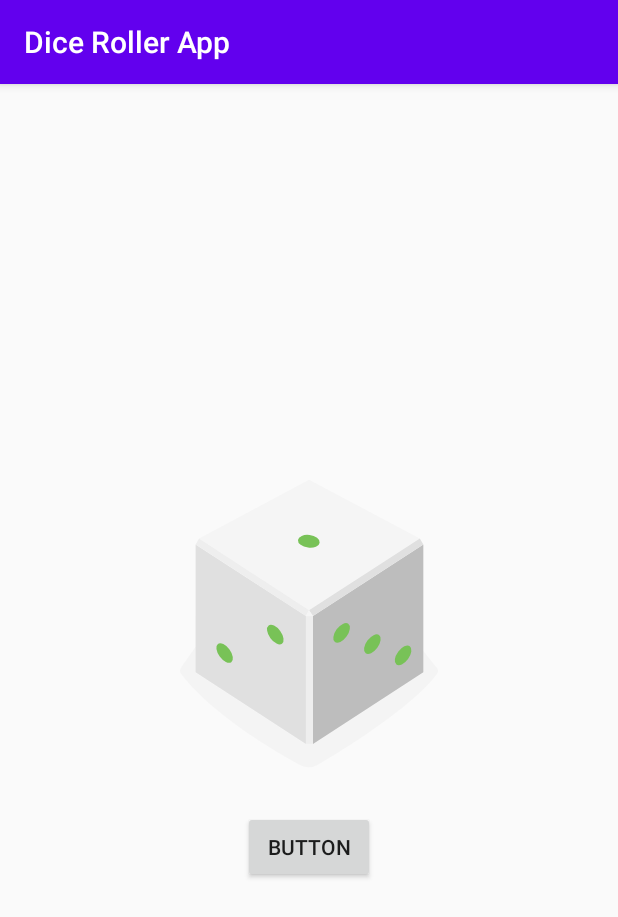
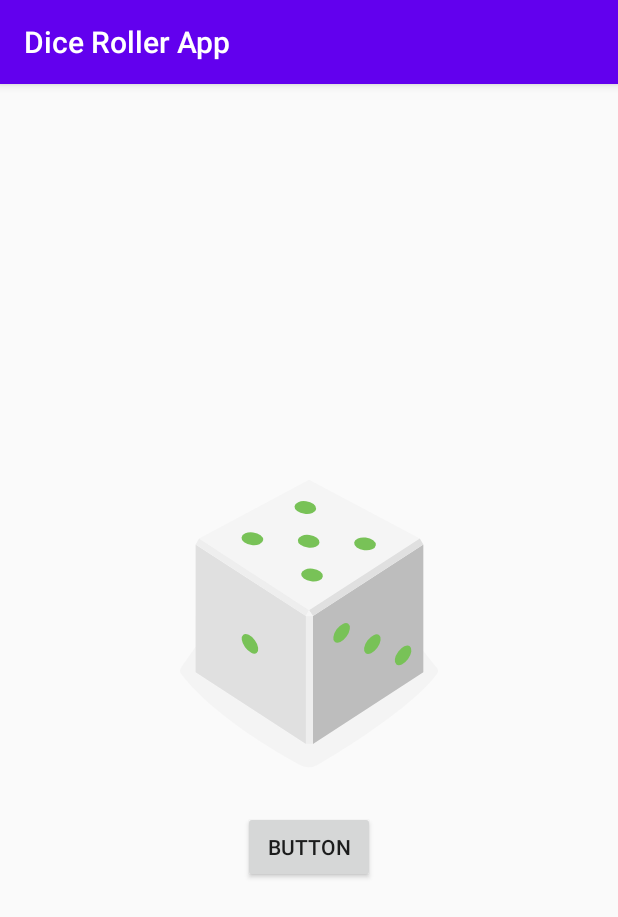
Before and after one commit to VBT-Intership/ErturkGurses-Codelabs-DiceRoller, an Android app: the screen it shows after launch (MainActivity), after a tap on "BUTTON", on a phone screen of 412 x 824 dp. Shown: the top 917 px of the screen. Run offline under Robolectric (Android 15) with nearby library versions, the phone set to English and light mode, and no system bars.

Commit message:
Removed TextView, changed function of rollButton to change image

```diff
--- a/app/src/main/java/com/example/dicerollerapp/MainActivity.kt
+++ b/app/src/main/java/com/example/dicerollerapp/MainActivity.kt
@@ -3,8 +3,8 @@ package com.example.dicerollerapp
 import androidx.appcompat.app.AppCompatActivity
 import android.os.Bundle
 import android.widget.Button
+import android.widget.ImageView
 import android.widget.TextView
-import android.widget.Toast
 
 class MainActivity : AppCompatActivity() {
 
@@ -12,9 +12,19 @@ class MainActivity : AppCompatActivity() {
         super.onCreate(savedInstanceState)
         setContentView(R.layout.activity_main)
         val rollButton: Button = findViewById(R.id.roll_button)
-        val resultText: TextView = findViewById(R.id.result_text)
+        val diceImage: ImageView = findViewById(R.id.dice_image)
 
-        rollButton.setOnClickListener { resultText.text = (1..6).random().toString()
+        rollButton.setOnClickListener {
+            val drawableResource = when ((1..6).random()) {
+                1 -> R.drawable.dice_1
+                2 -> R.drawable.dice_2
+                3 -> R.drawable.dice_3
+                4 -> R.drawable.dice_4
+                5 -> R.drawable.dice_5
+                else -> R.drawable.dice_6
+            }
+            diceImage.setImageResource(drawableResource)
+
         }
     }
 
```
